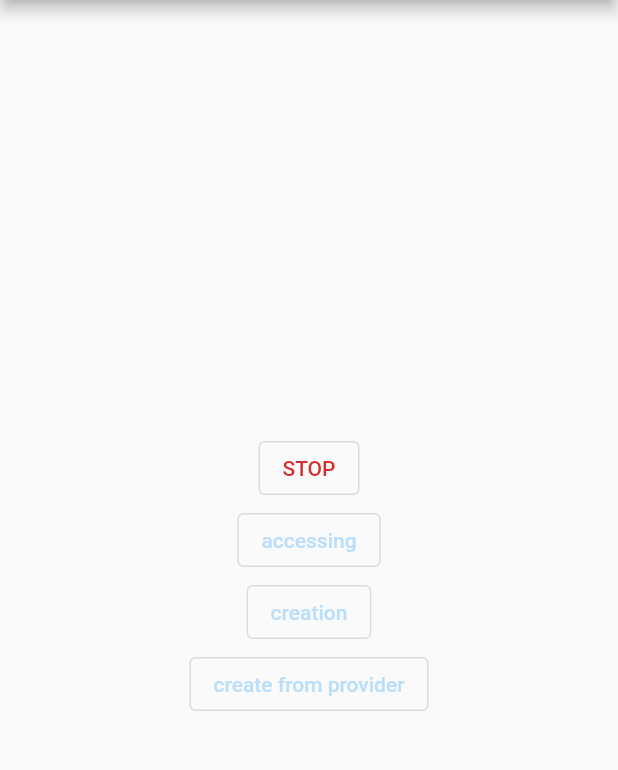
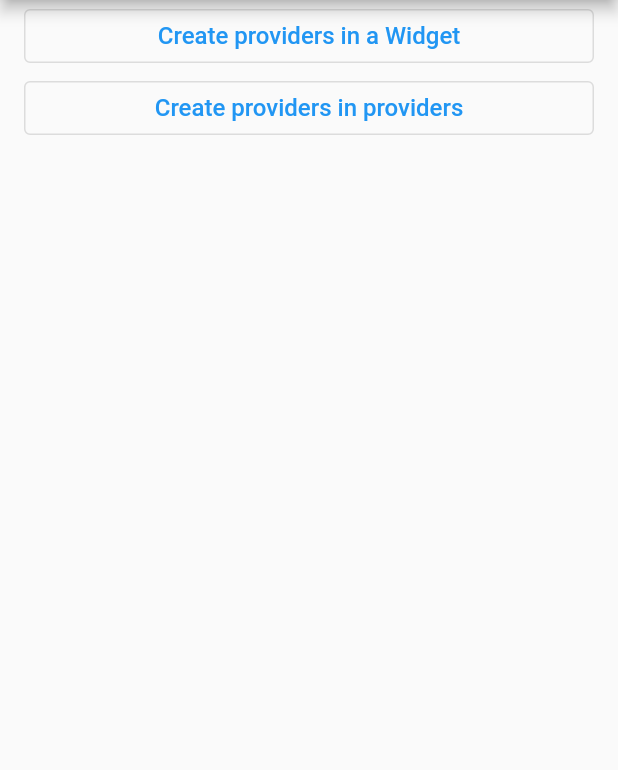
Before and after one commit to reedom/riverpod_testbed, a Flutter app: the screen it shows after launch, on a phone screen of 412 x 824 dp, the part 84-854 px from its top. Run offline on Flutter 3.47's test engine with Material 2 defaults, Android fonts, the phone set to English and light mode, and no system bars; our stand-ins replace flutter_hooks, hooks_riverpod.

Commit message:
feat: renew

```diff
--- a/lib/main.dart
+++ b/lib/main.dart
@@ -1,12 +1,12 @@
 import 'package:flutter/material.dart';
 import 'package:flutter_hooks/flutter_hooks.dart';
 import 'package:hooks_riverpod/hooks_riverpod.dart';
-import 'package:riverpod_testbed/testbed/riverpod_test_access_widget.dart';
-import 'package:riverpod_testbed/testbed/riverpod_test_create_from_provider.dart';
-import 'package:riverpod_testbed/testbed/riverpod_test_creation_widget.dart';
+import 'package:riverpod_testbed/testbed/create_in_provider.dart';
+import 'package:riverpod_testbed/testbed/create_in_widget.dart';
+import 'package:riverpod_testbed/testbed/widgets/menu.dart';
 
 void main() {
-  runApp(MyApp());
+  runApp(ProviderScope(child: MyApp()));
 }
 
 class MyApp extends StatelessWidget {
@@ -49,54 +49,26 @@ class MyHomePage extends HookWidget with WidgetsBindingObserver {
       appBar: AppBar(
         title: Text(title),
       ),
-      body: ProviderScope(
-        child: Center(
-          child: Column(
-            mainAxisAlignment: MainAxisAlignment.center,
-            children: [
-              OutlinedButton(
-                onPressed: () => state.value = TestCase.none,
-                child: Text('STOP',
-                    style: TextStyle(
-                        color: state.value == TestCase.none
-                            ? theme.errorColor
-                            : theme.errorColor.withAlpha(40))),
+      body: Center(
+        child: ListView(
+          children: [
+            Menu(
+              'Create providers in a Widget',
+              onTap: () => Navigator.of(context).push(
+                MaterialPageRoute(
+                  builder: (context) => CreateInWidgetPage(),
+                ),
               ),
-              SizedBox(width: 20),
-              OutlinedButton(
-                onPressed: () => state.value = TestCase.assessing,
-                child: Text('accessing',
-                    style: TextStyle(
-                        color: state.value == TestCase.assessing
-                            ? activeColor
-                            : inactiveColor)),
+            ),
+            Menu(
+              'Create providers in providers',
+              onTap: () => Navigator.of(context).push(
+                MaterialPageRoute(
+                  builder: (context) => CreateInProviderPage(),
+                ),
               ),
-              SizedBox(width: 20),
-              OutlinedButton(
-                onPressed: () => state.value = TestCase.creation,
-                child: Text('creation',
-                    style: TextStyle(
-                        color: state.value == TestCase.creation
-                            ? activeColor
-                            : inactiveColor)),
-              ),
-              SizedBox(width: 20),
-              OutlinedButton(
-                onPressed: () => state.value = TestCase.createFromProvider,
-                child: Text('create from provider',
-                    style: TextStyle(
-                        color: state.value == TestCase.createFromProvider
-                            ? activeColor
-                            : inactiveColor)),
-              ),
-              if (state.value == TestCase.assessing)
-                RiverpodTestAccessWidget()
-              else if (state.value == TestCase.creation)
-                RiverpodTestCreationWidget()
-              else if (state.value == TestCase.createFromProvider)
-                RiverpodTestCreateFromProviderWidget()
-            ],
-          ),
+            ),
+          ],
         ),
       ),
     );
--- /dev/null
+++ b/lib/testbed/widgets/menu.dart
@@ -0,0 +1,21 @@
+import 'package:flutter/material.dart';
+
+class Menu extends StatelessWidget {
+  const Menu(this.title, {required this.onTap, Key? key}) : super(key: key);
+
+  final String title;
+  final VoidCallback onTap;
+
+  @override
+  Widget build(BuildContext context) {
+    return Padding(
+      padding: const EdgeInsets.symmetric(horizontal: 16),
+      child: OutlinedButton(
+          child: Text(
+            title,
+            style: TextStyle(fontSize: 16),
+          ),
+          onPressed: onTap),
+    );
+  }
+}
--- a/pubspec.yaml
+++ b/pubspec.yaml
@@ -11,8 +11,8 @@ environment:
 dependencies:
   flutter:
     sdk: flutter
-  flutter_hooks: ^0.17.0
-  hooks_riverpod: ^0.14.0
+  flutter_hooks: ^0.18.1
+  hooks_riverpod: ^1.0.2
 
 dev_dependencies:
   flutter_test:
```
Also changed, not shown: lib/testbed/controllers/periodic_value_controller.dart (added, +84 -0 lines), lib/testbed/controllers/provider_state_controller.dart (added, +44 -0 lines), lib/testbed/create_in_provider.dart (added, +58 -0 lines), lib/testbed/create_in_widget.dart (added, +46 -0 lines), lib/testbed/riverpod_test_access_widget.dart (+6 -6 lines), lib/testbed/riverpod_test_create_from_provider.dart (+13 -7 lines), lib/testbed/riverpod_test_creation_widget.dart (+5 -5 lines), lib/testbed/riverpod_test_providers.dart (+4 -73 lines), lib/testbed/widgets/category.dart (added, +15 -0 lines), lib/testbed/widgets/count_tile.dart (added, +14 -0 lines), lib/testbed/widgets/provider_state_tile.dart (added, +51 -0 lines), pubspec.lock, 1 other file.
